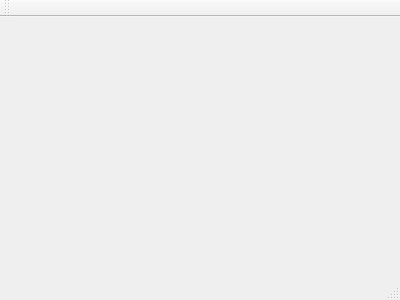
NSLS-II/qcintiming, file mainwindow.ui: the form before one commit.
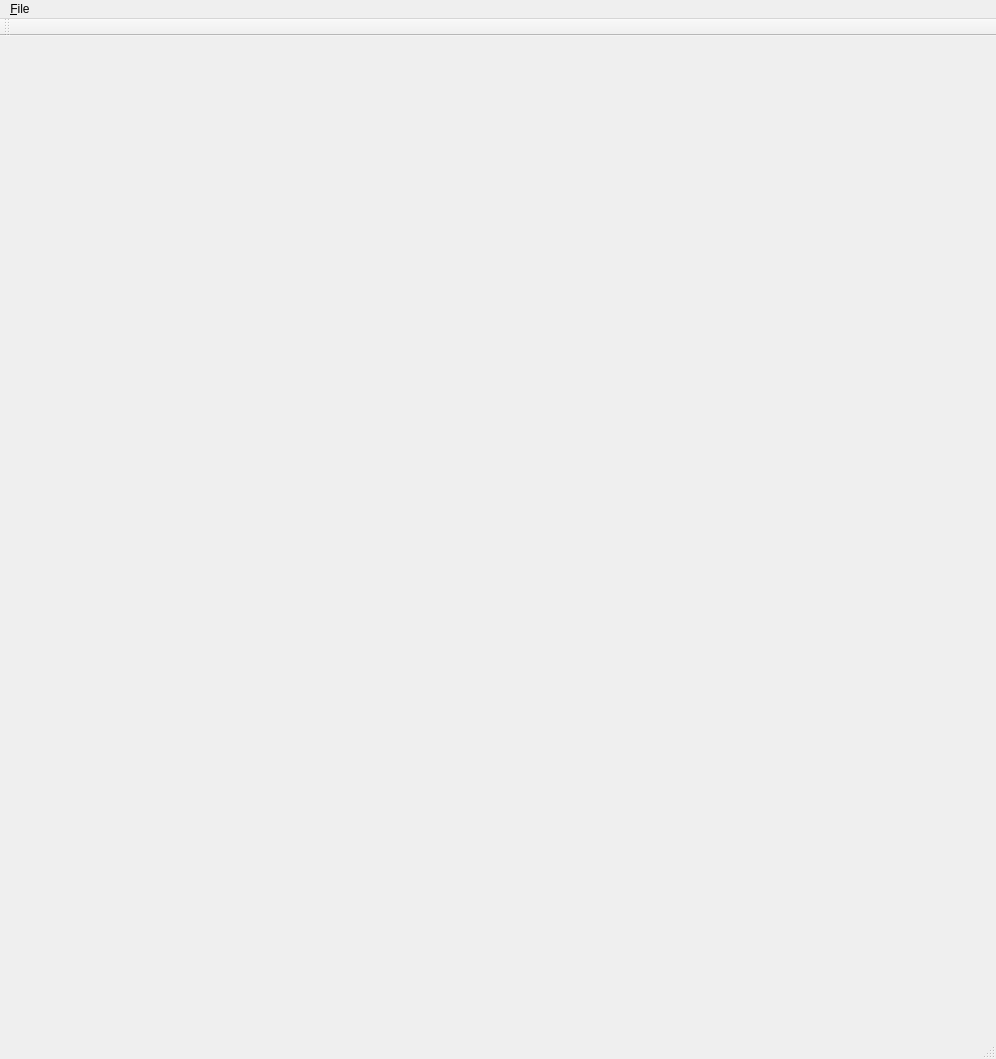
The form after the commit.

What changed in the file:
```diff
--- a/mainwindow.ui
+++ b/mainwindow.ui
@@ -1,24 +1,58 @@
 <ui version="4.0">
  <class>MainWindow</class>
- <widget class="QMainWindow" name="MainWindow" >
-  <property name="geometry" >
+ <widget class="QMainWindow" name="MainWindow">
+  <property name="geometry">
    <rect>
     <x>0</x>
     <y>0</y>
-    <width>400</width>
-    <height>300</height>
+    <width>996</width>
+    <height>1059</height>
    </rect>
   </property>
   <property name="windowTitle" >
    <string>MainWindow</string>
   </property>
-  <widget class="QMenuBar" name="menuBar" />
-  <widget class="QToolBar" name="mainToolBar" />
-  <widget class="QWidget" name="centralWidget" />
-  <widget class="QStatusBar" name="statusBar" />
+  <widget class="QWidget" name="centralWidget"/>
+  <widget class="QMenuBar" name="menuBar">
+   <property name="geometry">
+    <rect>
+     <x>0</x>
+     <y>0</y>
+     <width>996</width>
+     <height>19</height>
+    </rect>
+   </property>
+   <widget class="QMenu" name="menu_File">
+    <property name="title">
+     <string>&amp;File</string>
+    </property>
+    <addaction name="actionOpen_Timing_File"/>
+    <addaction name="separator"/>
+    <addaction name="actionSave_Timing_File"/>
+   </widget>
+   <addaction name="menu_File"/>
+  </widget>
+  <widget class="QToolBar" name="mainToolBar">
+   <attribute name="toolBarArea">
+    <enum>TopToolBarArea</enum>
+   </attribute>
+   <attribute name="toolBarBreak">
+    <bool>false</bool>
+   </attribute>
+  </widget>
+  <widget class="QStatusBar" name="statusBar"/>
+  <action name="actionOpen_Timing_File">
+   <property name="text">
+    <string>Open Timing File</string>
+   </property>
+  </action>
+  <action name="actionSave_Timing_File">
+   <property name="text">
+    <string>Save Timing File</string>
+   </property>
+  </action>
  </widget>
- <layoutDefault spacing="6" margin="11" />
- <pixmapfunction></pixmapfunction>
+ <layoutdefault spacing="6" margin="11"/>
  <resources/>
  <connections/>
 </ui>
```
Left out of the diff: 3 changed lines with no effect on the pictures.
